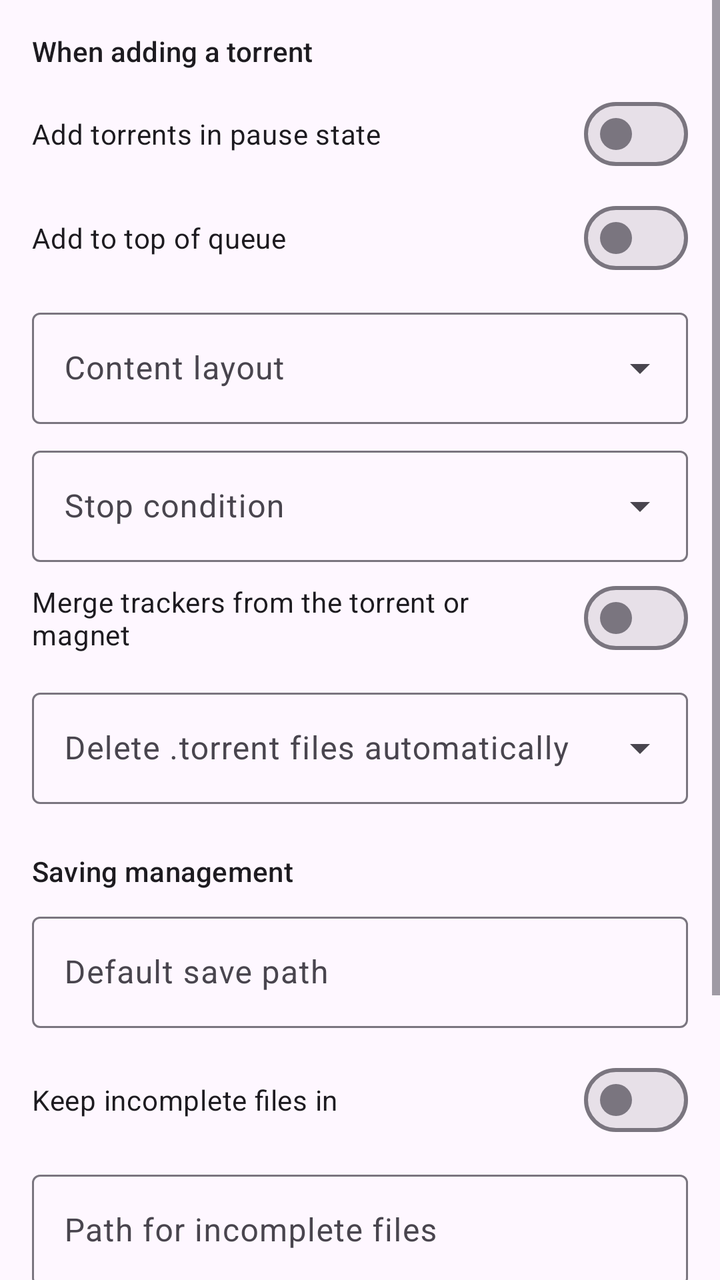
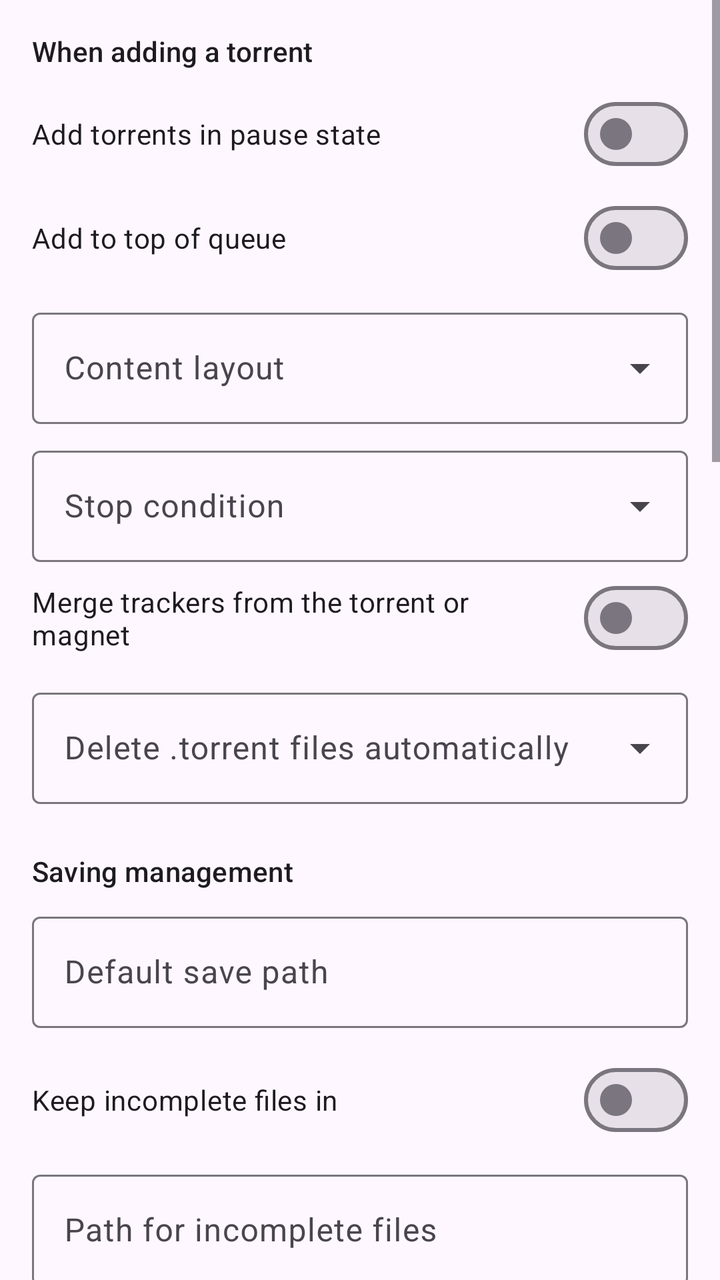

Screens rendered from an Android XML layout before and after an edit, with the pre-edit source and the edit as a unified diff.
<!-- AndroidManifest.xml: application theme AppTheme -->
<!-- res/layout/fragment_qb_prefs_downloads.xml -->
<?xml version="1.0" encoding="utf-8"?>
<ScrollView xmlns:android="http://schemas.android.com/apk/res/android"
    xmlns:app="http://schemas.android.com/apk/res-auto"
    android:layout_width="match_parent"
    android:layout_height="match_parent"
    android:clipToPadding="false"
    android:scrollbars="vertical">

    <LinearLayout
        android:layout_width="match_parent"
        android:layout_height="wrap_content"
        android:orientation="vertical"
        android:padding="16dp">

        <TextView
            style="@style/TextAppearance.App.SectionTitle"
            android:layout_width="match_parent"
            android:layout_height="wrap_content"
            android:layout_marginBottom="8dp"
            android:text="@string/qbt_dl_when_adding" />

        <com.google.android.material.materialswitch.MaterialSwitch
            android:id="@+id/addStoppedSwitch"
            android:layout_width="match_parent"
            android:layout_height="wrap_content"
            android:text="@string/qbt_add_stopped" />

        <com.google.android.material.materialswitch.MaterialSwitch
            android:id="@+id/addTopSwitch"
            android:layout_width="match_parent"
            android:layout_height="wrap_content"
            android:layout_marginTop="4dp"
            android:text="@string/qbt_add_top" />

        <com.google.android.material.textfield.TextInputLayout
            style="@style/Widget.Material3.TextInputLayout.OutlinedBox.ExposedDropdownMenu"
            android:layout_width="match_parent"
            android:layout_height="wrap_content"
            android:layout_marginTop="8dp"
            android:hint="@string/qbt_content_layout">

            <com.google.android.material.textfield.MaterialAutoCompleteTextView
                android:id="@+id/contentLayoutDropdown"
                android:layout_width="match_parent"
                android:layout_height="wrap_content"
                android:inputType="none" />
        </com.google.android.material.textfield.TextInputLayout>

        <com.google.android.material.textfield.TextInputLayout
            style="@style/Widget.Material3.TextInputLayout.OutlinedBox.ExposedDropdownMenu"
            android:layout_width="match_parent"
            android:layout_height="wrap_content"
            android:layout_marginTop="8dp"
            android:hint="@string/qbt_stop_condition">

            <com.google.android.material.textfield.MaterialAutoCompleteTextView
                android:id="@+id/stopConditionDropdown"
                android:layout_width="match_parent"
                android:layout_height="wrap_content"
                android:inputType="none" />
        </com.google.android.material.textfield.TextInputLayout>

        <com.google.android.material.materialswitch.MaterialSwitch
            android:id="@+id/mergeTrackersSwitch"
            android:layout_width="match_parent"
            android:layout_height="wrap_content"
            android:layout_marginTop="4dp"
            android:text="@string/qbt_merge_trackers" />

        <com.google.android.material.textfield.TextInputLayout
            style="@style/Widget.Material3.TextInputLayout.OutlinedBox.ExposedDropdownMenu"
            android:layout_width="match_parent"
            android:layout_height="wrap_content"
            android:layout_marginTop="8dp"
            android:hint="@string/qbt_auto_delete">

            <com.google.android.material.textfield.MaterialAutoCompleteTextView
                android:id="@+id/autoDeleteDropdown"
                android:layout_width="match_parent"
                android:layout_height="wrap_content"
                android:inputType="none" />
        </com.google.android.material.textfield.TextInputLayout>

        <TextView
            style="@style/TextAppearance.App.SectionTitle"
            android:layout_width="match_parent"
            android:layout_height="wrap_content"
            android:layout_marginTop="24dp"
            android:layout_marginBottom="8dp"
            android:text="@string/qbt_dl_saving" />

        <com.google.android.material.textfield.TextInputLayout
            android:layout_width="match_parent"
            android:layout_height="wrap_content"
            android:hint="@string/qbt_save_path">

            <com.google.android.material.textfield.TextInputEditText
                android:id="@+id/savePathInput"
                android:layout_width="match_parent"
                android:layout_height="wrap_content"
                android:inputType="textNoSuggestions" />
        </com.google.android.material.textfield.TextInputLayout>

        <com.google.android.material.materialswitch.MaterialSwitch
            android:id="@+id/tempPathEnabledSwitch"
            android:layout_width="match_parent"
            android:layout_height="wrap_content"
            android:layout_marginTop="12dp"
            android:text="@string/qbt_temp_path_enabled" />

        <com.google.android.material.textfield.TextInputLayout
            android:layout_width="match_parent"
            android:layout_height="wrap_content"
            android:layout_marginTop="8dp"
            android:hint="@string/qbt_temp_path">

            <com.google.android.material.textfield.TextInputEditText
                android:id="@+id/tempPathInput"
                android:layout_width="match_parent"
                android:layout_height="wrap_content"
                android:inputType="textNoSuggestions" />
        </com.google.android.material.textfield.TextInputLayout>

        <com.google.android.material.materialswitch.MaterialSwitch
            android:id="@+id/preallocateSwitch"
            android:layout_width="match_parent"
            android:layout_height="wrap_content"
            android:layout_marginTop="12dp"
            android:text="@string/qbt_preallocate" />

        <com.google.android.material.materialswitch.MaterialSwitch
            android:id="@+id/incompleteExtSwitch"
            android:layout_width="match_parent"
            android:layout_height="wrap_content"
            android:layout_marginTop="4dp"
            android:text="@string/qbt_incomplete_ext" />

        <com.google.android.material.materialswitch.MaterialSwitch
            android:id="@+id/unwantedFolderSwitch"
            android:layout_width="match_parent"
            android:layout_height="wrap_content"
            android:layout_marginTop="4dp"
            android:text="@string/qbt_unwanted_folder" />

    </LinearLayout>
</ScrollView>
<!-- resources referenced by this layout -->
<resources>
  <string name="qbt_add_top">Add to top of queue</string>
  <string name="qbt_content_layout">Content layout</string>
  <string name="qbt_dl_saving">Saving management</string>
  <string name="qbt_save_path">Default save path</string>
  <string name="qbt_stop_condition">Stop condition</string>
  <color name="md_theme_primary">#68548E</color>
  <color name="md_theme_onPrimary">#FFFFFF</color>
  <color name="md_theme_primaryContainer">#EBDDFF</color>
  <color name="md_theme_onPrimaryContainer">#4F3D74</color>
  <color name="md_theme_secondary">#635B70</color>
  <color name="md_theme_onSecondary">#FFFFFF</color>
  <color name="md_theme_secondaryContainer">#E9DEF8</color>
  <color name="md_theme_tertiary">#7E525D</color>
  <color name="md_theme_onTertiary">#FFFFFF</color>
  <color name="md_theme_tertiaryContainer">#FFD9E1</color>
  <color name="md_theme_error">#BA1A1A</color>
  <color name="md_theme_onError">#FFFFFF</color>
  <color name="md_theme_errorContainer">#FFDAD6</color>
  <color name="md_theme_onErrorContainer">#93000A</color>
  <color name="md_theme_background">#FEF7FF</color>
  <color name="md_theme_onBackground">#1D1B20</color>
  <color name="md_theme_surface">#FEF7FF</color>
  <color name="md_theme_onSurface">#1D1B20</color>
  <color name="md_theme_surfaceVariant">#E7E0EB</color>
  <color name="md_theme_onSurfaceVariant">#49454E</color>
  <color name="md_theme_outline">#7A757F</color>
  <color name="md_theme_outlineVariant">#CBC4CF</color>
  <color name="md_theme_inverseSurface">#322F35</color>
  <color name="md_theme_inverseOnSurface">#F5EFF7</color>
  <color name="md_theme_inversePrimary">#D3BCFD</color>
  <color name="md_theme_primaryFixed">#EBDDFF</color>
  <color name="md_theme_onPrimaryFixed">#230F46</color>
  <color name="md_theme_primaryFixedDim">#D3BCFD</color>
  <color name="md_theme_secondaryFixed">#E9DEF8</color>
  <color name="md_theme_onSecondaryFixed">#1F182B</color>
  <color name="md_theme_secondaryFixedDim">#CDC2DB</color>
  <color name="md_theme_tertiaryFixed">#FFD9E1</color>
  <color name="md_theme_onTertiaryFixed">#31101B</color>
  <color name="md_theme_tertiaryFixedDim">#F0B7C5</color>
  <color name="md_theme_surfaceDim">#DED8E0</color>
  <color name="md_theme_surfaceBright">#FEF7FF</color>
  <color name="md_theme_surfaceContainerLow">#F8F1FA</color>
  <color name="md_theme_surfaceContainer">#F2ECF4</color>
  <color name="colorOk">#2E6A44</color>
  <color name="colorOnOk">#FFFFFF</color>
  <color name="colorOkContainer">#B1F1C1</color>
  <color name="colorOnOkContainer">#12512E</color>
  <!-- unchanged entries left out for length: 25 -->
</resources>

<!-- the commit's change to res/layout/fragment_qb_prefs_downloads.xml (unified diff, before → after) -->
@@ -142,5 +142,157 @@
             android:layout_marginTop="4dp"
             android:text="@string/qbt_unwanted_folder" />
 
+        <TextView
+            style="@style/TextAppearance.App.SectionTitle"
+            android:layout_width="match_parent"
+            android:layout_height="wrap_content"
+            android:layout_marginTop="24dp"
+            android:layout_marginBottom="8dp"
+            android:text="@string/qbt_tmm_section" />
+
+        <com.google.android.material.materialswitch.MaterialSwitch
+            android:id="@+id/autoTmmSwitch"
+            android:layout_width="match_parent"
+            android:layout_height="wrap_content"
+            android:text="@string/qbt_auto_tmm_default" />
+
+        <com.google.android.material.materialswitch.MaterialSwitch
+            android:id="@+id/torrentChangedTmmSwitch"
+            android:layout_width="match_parent"
+            android:layout_height="wrap_content"
+            android:layout_marginTop="4dp"
+            android:text="@string/qbt_tmm_torrent_changed" />
+
+        <com.google.android.material.materialswitch.MaterialSwitch
+            android:id="@+id/savePathChangedTmmSwitch"
+            android:layout_width="match_parent"
+            android:layout_height="wrap_content"
+            android:layout_marginTop="4dp"
+            android:text="@string/qbt_tmm_save_path_changed" />
+
+        <com.google.android.material.materialswitch.MaterialSwitch
+            android:id="@+id/categoryChangedTmmSwitch"
+            android:layout_width="match_parent"
+            android:layout_height="wrap_content"
+            android:layout_marginTop="4dp"
+            android:text="@string/qbt_tmm_category_changed" />
+
+        <com.google.android.material.materialswitch.MaterialSwitch
+            android:id="@+id/useCategoryPathsSwitch"
+            android:layout_width="match_parent"
+            android:layout_height="wrap_content"
+            android:layout_marginTop="4dp"
+            android:text="@string/qbt_use_category_paths" />
+
+        <TextView
+            style="@style/TextAppearance.App.SectionTitle"
+            android:layout_width="match_parent"
+            android:layout_height="wrap_content"
+            android:layout_marginTop="24dp"
+            android:layout_marginBottom="8dp"
+            android:text="@string/qbt_export_section" />
+
+        <com.google.android.material.textfield.TextInputLayout
+            android:layout_width="match_parent"
+            android:layout_height="wrap_content"
+            android:hint="@string/qbt_export_dir">
+
+            <com.google.android.material.textfield.TextInputEditText
+                android:id="@+id/exportDirInput"
+                android:layout_width="match_parent"
+                android:layout_height="wrap_content"
+                android:inputType="textNoSuggestions" />
+        </com.google.android.material.textfield.TextInputLayout>
+
+        <com.google.android.material.textfield.TextInputLayout
+            android:layout_width="match_parent"
+            android:layout_height="wrap_content"
+            android:layout_marginTop="8dp"
+            android:hint="@string/qbt_export_dir_fin">
+
+            <com.google.android.material.textfield.TextInputEditText
+                android:id="@+id/exportDirFinInput"
+                android:layout_width="match_parent"
+                android:layout_height="wrap_content"
+                android:inputType="textNoSuggestions" />
+        </com.google.android.material.textfield.TextInputLayout>
+
+        <TextView
+            style="@style/TextAppearance.App.SectionTitle"
+            android:layout_width="match_parent"
+            android:layout_height="wrap_content"
+            android:layout_marginTop="24dp"
+            android:layout_marginBottom="8dp"
+            android:text="@string/qbt_autorun_section" />
+
+        <com.google.android.material.materialswitch.MaterialSwitch
+            android:id="@+id/autorunEnabledSwitch"
+            android:layout_width="match_parent"
+            android:layout_height="wrap_content"
+            android:text="@string/qbt_autorun_enabled" />
+
+        <com.google.android.material.textfield.TextInputLayout
+            android:layout_width="match_parent"
+            android:layout_height="wrap_content"
+            android:layout_marginTop="8dp"
+            android:hint="@string/qbt_autorun_program">
+
+            <com.google.android.material.textfield.TextInputEditText
+                android:id="@+id/autorunProgramInput"
+                android:layout_width="match_parent"
+                android:layout_height="wrap_content"
+                android:inputType="textNoSuggestions" />
+        </com.google.android.material.textfield.TextInputLayout>
+
+        <com.google.android.material.materialswitch.MaterialSwitch
+            android:id="@+id/autorunOnAddedSwitch"
+            android:layout_width="match_parent"
+            android:layout_height="wrap_content"
+            android:layout_marginTop="12dp"
+            android:text="@string/qbt_autorun_on_added_enabled" />
+
+        <com.google.android.material.textfield.TextInputLayout
+            android:layout_width="match_parent"
+            android:layout_height="wrap_content"
+            android:layout_marginTop="8dp"
+            android:hint="@string/qbt_autorun_on_added_program">
+
+            <com.google.android.material.textfield.TextInputEditText
+                android:id="@+id/autorunOnAddedProgramInput"
+                android:layout_width="match_parent"
+                android:layout_height="wrap_content"
+                android:inputType="textNoSuggestions" />
+        </com.google.android.material.textfield.TextInputLayout>
+
+        <TextView
+            style="@style/TextAppearance.App.SectionTitle"
+            android:layout_width="match_parent"
+            android:layout_height="wrap_content"
+            android:layout_marginTop="24dp"
+            android:layout_marginBottom="8dp"
+            android:text="@string/qbt_scan_dirs_section" />
+
+        <com.google.android.material.textfield.TextInputLayout
+            android:layout_width="match_parent"
+            android:layout_height="wrap_content"
+            android:hint="@string/qbt_scan_dirs">
+
+            <com.google.android.material.textfield.TextInputEditText
+                android:id="@+id/scanDirsInput"
+                android:layout_width="match_parent"
+                android:layout_height="wrap_content"
+                android:gravity="top"
+                android:inputType="textMultiLine|textNoSuggestions"
+                android:minLines="2" />
+        </com.google.android.material.textfield.TextInputLayout>
+
+        <TextView
+            android:layout_width="match_parent"
+            android:layout_height="wrap_content"
+            android:layout_marginTop="4dp"
+            android:text="@string/qbt_scan_dirs_hint"
+            android:textAppearance="?attr/textAppearanceBodySmall"
+            android:textColor="?attr/colorOnSurfaceVariant" />
+
     </LinearLayout>
 </ScrollView>
<!-- resource entries referenced after the edit -->
@@ -1,10 +1,27 @@
 <!-- resources referenced by this layout -->
 <resources>
   <string name="qbt_add_top">Add to top of queue</string>
+  <string name="qbt_auto_tmm_default">Use automatic torrent management mode by default</string>
+  <string name="qbt_autorun_enabled">Run on torrent finished</string>
+  <string name="qbt_autorun_on_added_enabled">Run on torrent added</string>
+  <string name="qbt_autorun_on_added_program">Command (supports %N, %F, %L, %D, %I, %C, %Z, %T)</string>
+  <string name="qbt_autorun_program">Command (supports %N, %F, %L, %D, %I, %Z, %T)</string>
+  <string name="qbt_autorun_section">Run external program</string>
   <string name="qbt_content_layout">Content layout</string>
   <string name="qbt_dl_saving">Saving management</string>
+  <string name="qbt_export_dir">Copy .torrent files to (empty = off)</string>
+  <string name="qbt_export_dir_fin">Copy finished .torrent files to (empty = off)</string>
+  <string name="qbt_export_section">Export and external programs</string>
   <string name="qbt_save_path">Default save path</string>
+  <string name="qbt_scan_dirs">One folder per line</string>
+  <string name="qbt_scan_dirs_hint">Format: path, path|self (save inside the folder) or path|save_path</string>
+  <string name="qbt_scan_dirs_section">Monitored folders</string>
   <string name="qbt_stop_condition">Stop condition</string>
+  <string name="qbt_tmm_category_changed">Keep TMM when a category save path changes</string>
+  <string name="qbt_tmm_save_path_changed">Keep TMM when the default save path changes</string>
+  <string name="qbt_tmm_section">Saving management</string>
+  <string name="qbt_tmm_torrent_changed">Keep TMM when the torrent category changes</string>
+  <string name="qbt_use_category_paths">Use category paths in manual mode</string>
   <color name="md_theme_primary">#68548E</color>
   <color name="md_theme_onPrimary">#FFFFFF</color>
   <color name="md_theme_primaryContainer">#EBDDFF</color>
